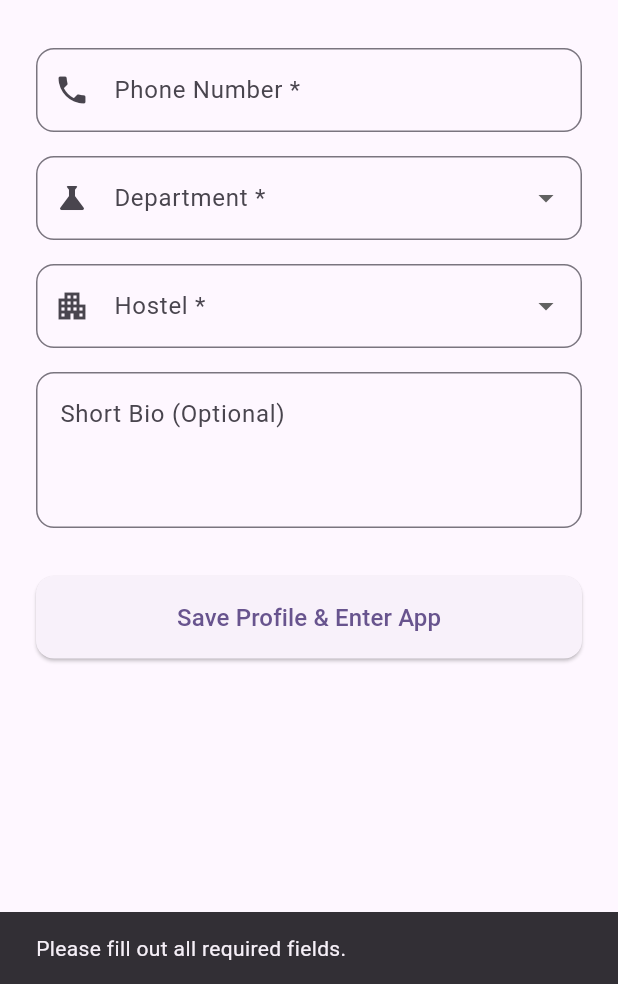
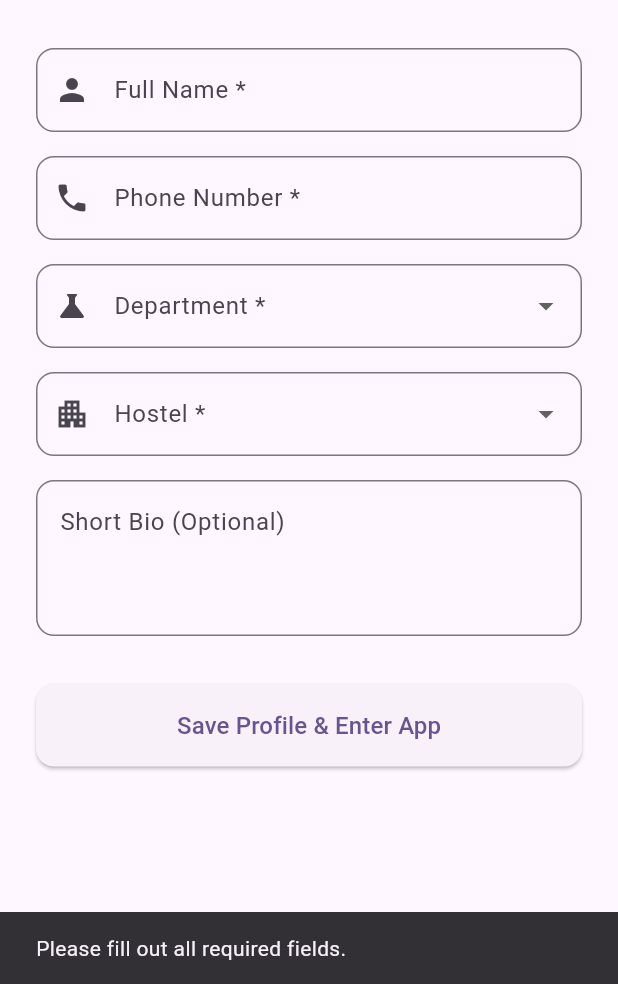
Before and after one commit to Radiation444/CollegeUtility, a Flutter app: the ProfileSetupScreen screen opened directly, after a tap on "Save Profile & Enter App", on a phone screen of 412 x 824 dp, the part 252-1236 px from its top. Run offline on Flutter 3.47's test engine with Material 3 defaults, Android fonts, the phone set to English and light mode, and no system bars; our stand-ins replace cloud_firestore, firebase_auth, firebase_core, firebase_storage, image_picker; accounts and stored records are empty.

```diff
--- a/app/lib/profile_setup_screen.dart
+++ b/app/lib/profile_setup_screen.dart
@@ -11,15 +11,15 @@ class ProfileSetupScreen extends StatefulWidget {
 }
 
 class _ProfileSetupScreenState extends State<ProfileSetupScreen> {
+  // NEW: Name Controller added
+  final _nameController = TextEditingController();
   final _phoneController = TextEditingController();
   final _bioController = TextEditingController();
 
-  // Dropdown State Variables
   String? _selectedDept;
   String? _selectedHostel;
   bool _isLoading = false;
 
-  // Standardized Lists for the Dropdowns
   final List<String> _departments = [
     'Computer Science and Engineering',
     'Electrical Engineering',
@@ -39,8 +39,8 @@ class _ProfileSetupScreenState extends State<ProfileSetupScreen> {
   ];
 
   Future<void> _saveProfile() async {
-    // Validation to ensure they picked an option from the dropdowns
-    if (_selectedDept == null || _selectedHostel == null || _phoneController.text.isEmpty) {
+    // NEW: Added name validation
+    if (_nameController.text.isEmpty || _selectedDept == null || _selectedHostel == null || _phoneController.text.isEmpty) {
       ScaffoldMessenger.of(context).showSnackBar(
         const SnackBar(content: Text('Please fill out all required fields.')),
       );
@@ -51,12 +51,16 @@ class _ProfileSetupScreenState extends State<ProfileSetupScreen> {
     final user = FirebaseAuth.instance.currentUser;
 
     if (user != null) {
+      // NEW: Attach the name to their underlying Firebase Auth account!
+      await user.updateDisplayName(_nameController.text.trim());
+
       await FirebaseFirestore.instance.collection('users').doc(user.uid).set({
         'email': user.email,
         'uid': user.uid,
+        'name': _nameController.text.trim(), // NEW: Save to database
         'phone': _phoneController.text.trim(),
-        'department': _selectedDept, // Saving the dropdown choice
-        'hostel': _selectedHostel,   // Saving the dropdown choice
+        'department': _selectedDept,
+        'hostel': _selectedHostel,
         'bio': _bioController.text.trim(),
         'isProfileComplete': true,
       });
@@ -92,6 +96,18 @@ class _ProfileSetupScreenState extends State<ProfileSetupScreen> {
               style: TextStyle(color: Colors.grey, fontSize: 16),
             ),
             const SizedBox(height: 32),
+
+            // NEW: Full Name Field
+            TextField(
+              controller: _nameController,
+              textCapitalization: TextCapitalization.words,
+              decoration: InputDecoration(
+                labelText: 'Full Name *',
+                prefixIcon: const Icon(Icons.person),
+                border: OutlineInputBorder(borderRadius: BorderRadius.circular(12)),
+              ),
+            ),
+            const SizedBox(height: 16),
 
             // Phone Number
             TextField(
```
Also changed, not shown: app/lib/profile_screen.dart (+23 -11 lines), app/lib/ride_share_feed.dart (+25 -2 lines), 1 other file.
